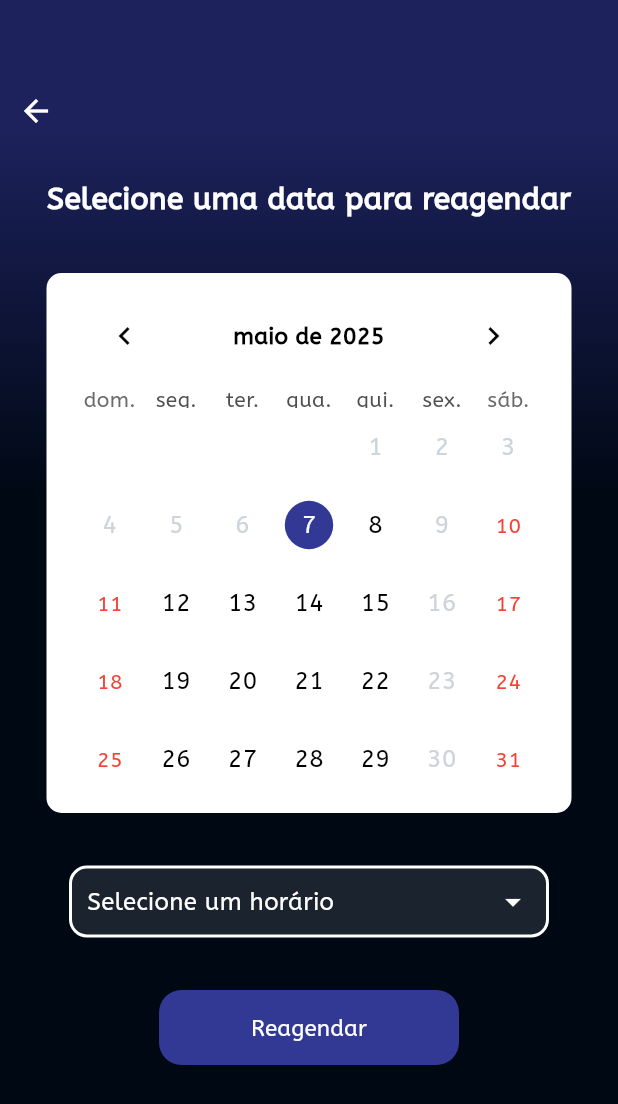
After one commit to GuizinSX7/TCC-Neto-garage, a Flutter app: the reagendamentoHorario screen opened by its route, on a phone screen of 412 x 824 dp. The commit adds this screen. Shown: the top 1104 px of the screen. Run offline on Flutter 3.47's test engine with Material 3 defaults, Android fonts, the phone set to English and light mode, and no system bars; drawn by our look-alikes of dropdown_button2, table_calendar; our stand-ins replace camera, cloud_firestore, firebase_auth, firebase_core, fl_chart, flutter_dotenv and 1 more; missing offline and left inert: iconify_flutter; accounts and stored records are empty.

Commit message:
reagendamento

```diff
--- a/tcc_neto_garage/lib/main.dart
+++ b/tcc_neto_garage/lib/main.dart
@@ -7,6 +7,8 @@ import 'package:tcc_neto_garage/pages/enderecoNovo.dart';
 import 'package:tcc_neto_garage/pages/home.dart';
 import 'package:tcc_neto_garage/pages/login.dart';
 import 'package:tcc_neto_garage/pages/perfil.dart';
+import 'package:tcc_neto_garage/pages/reagendamento.dart';
+import 'package:tcc_neto_garage/pages/servicosAgendadosUsua.dart';
 import 'package:tcc_neto_garage/shared/style.dart';
 import 'package:firebase_core/firebase_core.dart';
 import 'package:tcc_neto_garage/pages/cadastroveiculo.dart';
@@ -55,6 +57,8 @@ class _MyAppState extends State<MyApp> {
         '/ClientesCadastrados' : (context) => Clientescadastrados(),
         '/Perfil' : (context) => Perfil(),
         '/EditEndereco' : (context) => editarEndereco(),
+        '/ServicosAgendadosUsua' : (context) => AgendamentosUsuario(),
+        '/Reagendamento' : (context) => reagendamentoHorario(),
       },
     );
   }
--- a/tcc_neto_garage/lib/pages/perfil.dart
+++ b/tcc_neto_garage/lib/pages/perfil.dart
@@ -362,7 +362,7 @@ class _PerfilState extends State<Perfil> {
                     ),
                   ),
                   onTap: () {
-                    _mostrarAgendamentos();
+                    Navigator.pushNamed(context, "/ServicosAgendadosUsua");
                   },
                 ),
 
--- /dev/null
+++ b/tcc_neto_garage/lib/pages/reagendamento.dart
@@ -0,0 +1,476 @@
+import 'package:flutter/material.dart';
+import 'package:tcc_neto_garage/shared/style.dart';
+import 'package:table_calendar/table_calendar.dart';
+import 'package:cloud_firestore/cloud_firestore.dart';
+import 'package:dropdown_button2/dropdown_button2.dart';
+import 'package:intl/intl.dart';
+
+class reagendamentoHorario extends StatefulWidget {
+  const reagendamentoHorario({super.key});
+
+  @override
+  State<reagendamentoHorario> createState() => _reagendamentoHorarioState();
+}
+
+class _reagendamentoHorarioState extends State<reagendamentoHorario> {
+  CalendarFormat _calendarFormat = CalendarFormat.month;
+  final DateTime _now = DateTime.now();
+  DateTime _focusedDay = DateTime.now();
+  DateTime _selectedDay = DateTime.now();
+  List<String> diasIndisponiveis = [];
+  String? selectedItemHorario;
+  Map<String, dynamic>? selectedVehicle;
+  Map<String, dynamic>? veiculoDoAgendamento;
+  String? horarioSelecionadoAgendamento;
+  DateTime diaAgendamento = DateTime.now();
+  DateTime focusedDayAgendamento = DateTime.now();
+  List<String> grausDeLavagem = [];
+  List<String> items = [];
+
+  // final _formKey = GlobalKey<FormState>();
+
+  late Map<String, dynamic> agendamento;
+
+  @override
+  void didChangeDependencies() {
+    super.didChangeDependencies();
+
+    // Pegue os argumentos aqui
+    final args = ModalRoute.of(context)!.settings.arguments;
+    if (args != null && args is Map<String, dynamic>) {
+      agendamento = args;
+
+      // Exemplo de uso:
+      veiculoDoAgendamento = agendamento['veiculo'];
+      horarioSelecionadoAgendamento = agendamento['horario'];
+      diaAgendamento = DateTime.parse(agendamento['data']);
+      focusedDayAgendamento = diaAgendamento;
+    }
+
+    carregarHorariosDisponiveis();
+    carregarDiasIndisponiveis();
+  }
+
+  String capitalize(String s) {
+    return s[0].toUpperCase() + s.substring(1);
+  }
+
+  Future<void> carregarHorariosDisponiveis() async {
+    try {
+      String diaSemana = DateFormat('EEEE', 'pt_BR').format(_selectedDay);
+      diaSemana = capitalize(diaSemana);
+      String dataFormatada = DateFormat('yyyy-MM-dd').format(_selectedDay);
+
+      // 1. Buscar horários padrão para o dia da semana
+      final snapshotPadrao = await FirebaseFirestore.instance
+          .collection('disponibilidade')
+          .doc(diaSemana)
+          .collection('horarios')
+          .where('disponivel', isEqualTo: true)
+          .get();
+
+      List<String> horariosPadrao =
+          snapshotPadrao.docs.map((doc) => doc.id).toList();
+
+      // 2. Buscar agendamentos para a data selecionada
+      final snapshotAgendados = await FirebaseFirestore.instance
+          .collection('agendamentos')
+          .doc(dataFormatada)
+          .collection('horarios')
+          .get();
+
+      Set<String> horariosIndisponiveis =
+          snapshotAgendados.docs.map((doc) => doc.id).toSet();
+
+      // 3. Filtrar apenas horários disponíveis
+      List<String> horariosDisponiveis = horariosPadrao
+          .where((horario) => !horariosIndisponiveis.contains(horario))
+          .toList();
+
+      horariosDisponiveis.sort((a, b) {
+        DateTime timeA = DateFormat('HH:mm').parse(a);
+        DateTime timeB = DateFormat('HH:mm').parse(b);
+        return timeA.compareTo(timeB);
+      });
+
+      setState(() {
+        items = horariosDisponiveis;
+      });
+    } catch (e) {
+      print("Erro ao carregar horários disponíveis: $e");
+    }
+  }
+
+  Future<void> carregarDiasIndisponiveis() async {
+    try {
+      List<String> diasIndisponiveisTemp = [];
+
+      final snapshotAgendamentos =
+          await FirebaseFirestore.instance.collection('agendamentos').get();
+
+      // Criar uma lista de Futures
+      List<Future<void>> verificacoes = [];
+
+      for (var docDia in snapshotAgendamentos.docs) {
+        verificacoes.add(() async {
+          String data = docDia.id;
+          DateTime date = DateTime.parse(data);
+          String diaSemana = DateFormat('EEEE', 'pt_BR').format(date);
+          diaSemana = capitalize(diaSemana);
+
+          final snapshotPadrao = await FirebaseFirestore.instance
+              .collection('disponibilidade')
+              .doc(diaSemana)
+              .collection('horarios')
+              .where('disponivel', isEqualTo: true)
+              .get();
+
+          int totalHorariosPadrao = snapshotPadrao.docs.length;
+
+          final snapshotHorariosAgendados = await FirebaseFirestore.instance
+              .collection('agendamentos')
+              .doc(data)
+              .collection('horarios')
+              .get();
+
+          int totalAgendados = snapshotHorariosAgendados.docs.length;
+
+          if (totalAgendados >= totalHorariosPadrao &&
+              totalHorariosPadrao > 0) {
+            diasIndisponiveisTemp.add(data);
+          }
+        }());
+      }
+
+      // Espera todas as requisições serem concluídas
+      await Future.wait(verificacoes);
+
+      setState(() {
+        diasIndisponiveis = diasIndisponiveisTemp;
+      });
+      print(diasIndisponiveis);
+    } catch (e) {
+      print("Erro ao carregar dias indisponíveis: $e");
+    }
+  }
+
+  String formatarCategoria(String categoria) {
+    if (categoria.isEmpty) return categoria;
+    return categoria[0].toUpperCase() + categoria.substring(1).toLowerCase();
+  }
+
+  Future<void> atualizarAgendamento(DateTime novaDataSelecionada) async {
+    String dataAntiga = DateFormat('yyyy-MM-dd').format(focusedDayAgendamento);
+    String dataNova = DateFormat('yyyy-MM-dd').format(novaDataSelecionada);
+    String horarioAntigo = (horarioSelecionadoAgendamento ?? '').trim();
+    String horarioNovo = (selectedItemHorario ?? '').trim();
+
+    print(
+        'Movendo agendamento de $dataAntiga $horarioAntigo para $dataNova $horarioNovo');
+
+    if (horarioNovo.isEmpty || horarioAntigo.isEmpty) {
+      print("Horário novo ou antigo está vazio.");
+      return;
+    }
+
+    try {
+      final docRefAntigo = FirebaseFirestore.instance
+          .collection('agendamentos')
+          .doc(dataAntiga)
+          .collection('horarios')
+          .doc(horarioAntigo);
+
+      final snapshot = await docRefAntigo.get();
+
+      if (!snapshot.exists) {
+        print("Agendamento antigo não encontrado.");
+        return;
+      }
+
+      final dados = snapshot.data() as Map<String, dynamic>?;
+
+      if (dados == null || dados.isEmpty) {
+        print("Dados do agendamento estão vazios ou nulos.");
+        return;
+      }
+
+      // Atualiza os campos de data e horário
+      dados['horario'] = horarioNovo;
+      dados['data'] = dataNova;
+
+      final docRefNovo = FirebaseFirestore.instance
+          .collection('agendamentos')
+          .doc(dataNova)
+          .collection('horarios')
+          .doc(horarioNovo);
+
+      // Garante que a data (documento pai) será "visível" com um campo opcional
+      await FirebaseFirestore.instance
+          .collection('agendamentos')
+          .doc(dataNova)
+          .set({'existe': true}, SetOptions(merge: true));
+
+      // Cria o novo documento
+      await docRefNovo.set(dados);
+
+      // Remove o antigo
+      await docRefAntigo.delete();
+      print("Agendamento movido com sucesso para $dataNova às $horarioNovo.");
+
+      // Verifica se ainda há agendamentos para a data antiga
+      final horariosAntigosRef = FirebaseFirestore.instance
+          .collection('agendamentos')
+          .doc(dataAntiga)
+          .collection('horarios');
+      final horariosSnapshot = await horariosAntigosRef.get();
+
+      // Se não houver mais agendamentos, deleta o documento da data antiga
+      if (horariosSnapshot.docs.isEmpty) {
+        await FirebaseFirestore.instance
+            .collection('agendamentos')
+            .doc(dataAntiga)
+            .delete();
+        print(
+            "Documento da data antiga deletado, pois não há mais agendamentos.");
+      }
+    } catch (e) {
+      print("Erro ao atualizar agendamento: $e");
+    }
+  }
+
+  @override
+  Widget build(BuildContext context) {
+    return Scaffold(
+      body: Container(
+        width: double.infinity,
+        height: double.infinity,
+        decoration: BoxDecoration(
+          gradient: MyColors.gradienteGeral,
+        ),
+        child: SingleChildScrollView(
+          child: Column(
+            children: [
+              const SizedBox(
+                height: 50,
+              ),
+              Row(
+                mainAxisAlignment: MainAxisAlignment.start,
+                children: [
+                  IconButton(
+                    onPressed: () {
+                      Navigator.pop(context);
+                    },
+                    icon: Icon(
+                      Icons.arrow_back,
+                      color: MyColors.branco1,
+                    ),
+                  ),
+                ],
+              ),
+              const SizedBox(
+                height: 20,
+              ),
+              Text("Selecione uma data para reagendar",
+                  style: TextStyle(
+                    fontSize: 20,
+                    fontWeight: FontWeight.bold,
+                    color: MyColors.branco1,
+                  )),
+              const SizedBox(
+                height: 35,
+              ),
+              Container(
+                width: 350,
+                decoration: BoxDecoration(
+                  color: MyColors.branco1,
+                  borderRadius: BorderRadius.circular(10),
+                ),
+                child: Padding(
+                  padding: EdgeInsets.symmetric(horizontal: 20, vertical: 10),
+                  child: TableCalendar(
+                    locale: 'pt_BR',
+                    focusedDay: _focusedDay,
+                    firstDay: DateTime(_now.year, _now.month, 1),
+                    lastDay: DateTime(2040),
+                    calendarFormat: _calendarFormat,
+                    availableCalendarFormats: const {
+                      CalendarFormat.month: 'Mês',
+                      CalendarFormat.twoWeeks: '2 Semanas',
+                      CalendarFormat.week: 'Semana',
+                    },
+                    selectedDayPredicate: (day) => isSameDay(_selectedDay, day),
+                    onDaySelected: (selectedDay, focusedDay) {
+                      setState(() {
+                        _selectedDay = selectedDay;
+                        _focusedDay = focusedDay;
+                      });
+                      carregarHorariosDisponiveis();
+                    },
+                    onFormatChanged: (format) {
+                      setState(() {
+                        _calendarFormat = format;
+                      });
+                    },
+                    enabledDayPredicate: (day) {
+                      // Bloqueia dias antes da data atual
+                      if (day.isBefore(
+                          DateTime(_now.year, _now.month, _now.day))) {
+                        return false;
+                      }
+
+                      // Bloqueia todas as sextas-feiras
+                      if (day.weekday == DateTime.friday) {
+                        return false;
+                      }
+
+                      // Bloqueia dias que estão na lista de diasIndisponiveis
+                      String formattedDate =
+                          DateFormat('yyyy-MM-dd').format(day);
+                      if (diasIndisponiveis.contains(formattedDate)) {
+                        return false;
+                      }
+
+                      return true;
+                    },
+                    calendarStyle: CalendarStyle(
+                      selectedDecoration: BoxDecoration(
+                        color: MyColors.azul2,
+                        shape: BoxShape.circle,
+                      ),
+                      todayDecoration: BoxDecoration(
+                        color: Colors.orangeAccent,
+                        shape: BoxShape.circle,
+                      ),
+                      disabledTextStyle:
+                          TextStyle(color: MyColors.cinza1, fontSize: 16),
+                      defaultTextStyle: TextStyle(
+                        color: MyColors.preto1,
+                        fontSize: 16,
+                      ),
+                      outsideDaysVisible: false,
+                      weekendTextStyle: TextStyle(color: Colors.red),
+                    ),
+                    headerStyle: HeaderStyle(
+                      formatButtonVisible: false,
+                      titleCentered: true,
+                      titleTextStyle: TextStyle(
+                          fontSize: 15,
+                          fontWeight: FontWeight.bold,
+                          color: MyColors.preto1),
+                      leftChevronIcon:
+                          Icon(Icons.chevron_left, color: MyColors.preto1),
+                      rightChevronIcon:
+                          Icon(Icons.chevron_right, color: MyColors.preto1),
+                    ),
+                  ),
+                ),
+              ),
+              const SizedBox(
+                height: 35,
+              ),
+              Container(
+                width: 320,
+                decoration: BoxDecoration(
+                  color: const Color.fromARGB(30, 233, 236, 239),
+                  borderRadius: BorderRadius.circular(12),
+                  border: Border.all(
+                    color: MyColors.branco1,
+                    width: 2,
+                  ),
+                ),
+                child: DropdownButtonHideUnderline(
+                  child: DropdownButton2<String>(
+                    value: selectedItemHorario,
+                    hint: const Text(
+                      'Selecione um horário',
+                      style: TextStyle(
+                        color: MyColors.branco1,
+                        fontSize: 16,
+                      ),
+                    ),
+                    dropdownStyleData: DropdownStyleData(
+                      decoration: BoxDecoration(
+                          color: MyColors.branco1,
+                          borderRadius: BorderRadius.circular(12),
+                          border: Border(
+                            left: BorderSide(color: MyColors.branco1, width: 2),
+                            right:
+                                BorderSide(color: MyColors.branco1, width: 2),
+                            bottom:
+                                BorderSide(color: MyColors.branco1, width: 2),
+                            top: BorderSide(color: MyColors.branco1, width: 2),
+                          )),
+                      offset: Offset(0, 0),
+                    ),
+                    items: items.map((String item) {
+                      return DropdownMenuItem<String>(
+                        value: item,
+                        child: Text(
+                          item,
+                          style: TextStyle(
+                            color: MyColors.preto1,
+                            fontSize: 16,
+                          ),
+                        ),
+                      );
+                    }).toList(),
+                    onChanged: (String? newValue) {
+                      setState(() {
+                        selectedItemHorario = newValue;
+                      });
+                    },
+                    customButton: Padding(
+                      padding: EdgeInsets.all(10),
+                      child: Row(
+                        mainAxisAlignment: MainAxisAlignment.spaceBetween,
+                        children: [
+                          Text(
+                            selectedItemHorario ?? 'Selecione um horário',
+                            style: TextStyle(
+                              color: MyColors.branco1,
+                              fontSize: 16,
+                            ),
+                          ),
+                          Icon(
+                            Icons.arrow_drop_down,
+                            color: MyColors.branco1,
+                          ),
+                        ],
+                      ),
+                    ),
+                  ),
+                ),
+              ),
+              const SizedBox(
+                height: 35,
+              ),
+              ElevatedButton(
+                onPressed: () {
+                  atualizarAgendamento(_selectedDay);
+                },
+                style: ElevatedButton.styleFrom(
+                  backgroundColor: MyColors.azul2,
+                  elevation: 0,
+                  shape: RoundedRectangleBorder(
+                    borderRadius: BorderRadius.circular(15),
+                  ),
+                  fixedSize: Size(200, 50),
+                ),
+                child: Text(
+                  "Reagendar",
+                  style: TextStyle(
+                    fontSize: 15,
+                    color: MyColors.branco1,
+                  ),
+                ),
+              ),
+              const SizedBox(
+                height: 100,
+              ),
+            ],
+          ),
+        ),
+      ),
+    );
+  }
+}
```
Also changed, not shown: tcc_neto_garage/lib/pages/servicosAgendadosUsua.dart (added, +201 -0 lines), 4 other files.
